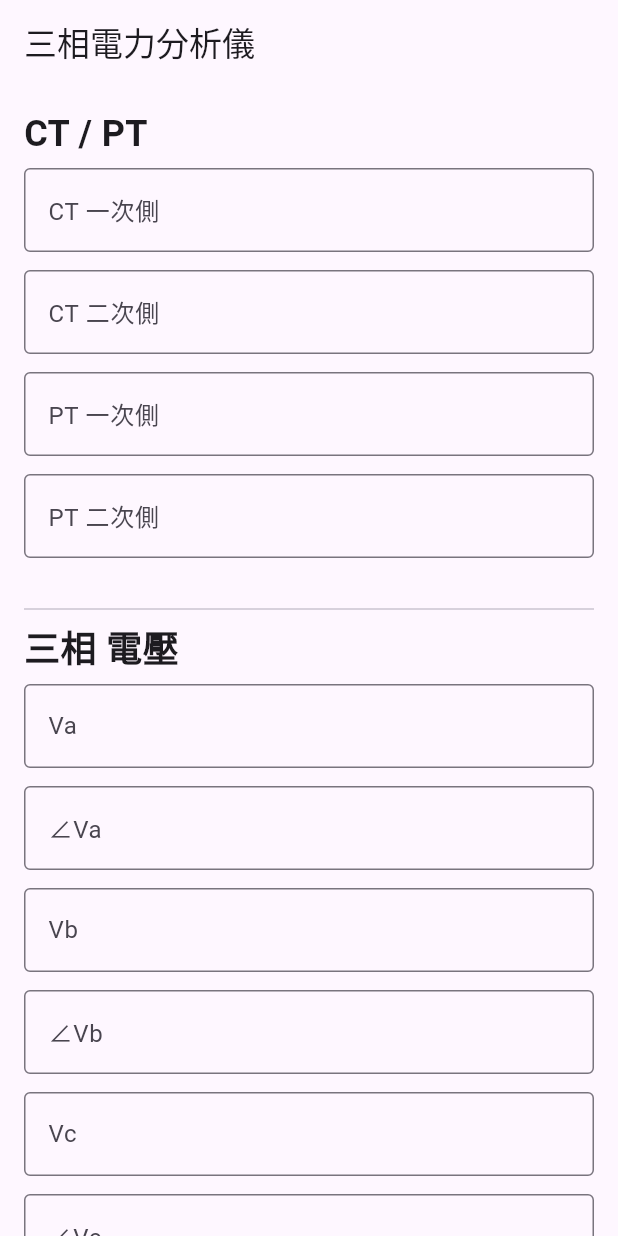
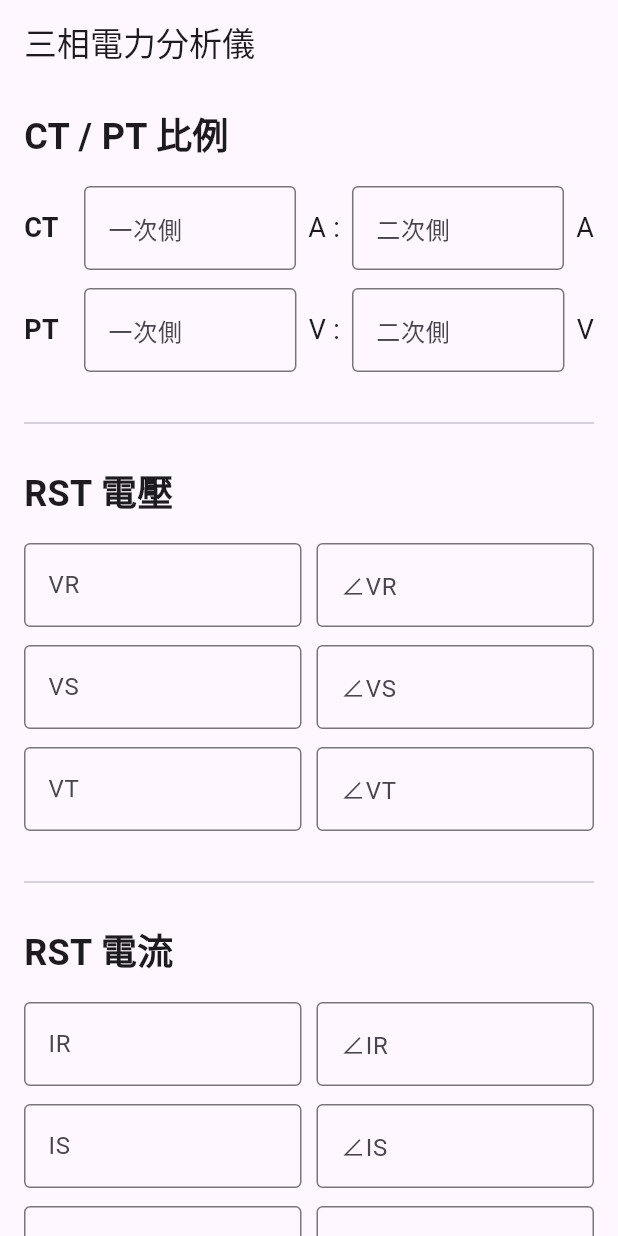
Before and after one commit to averyzhang0415/power-analyzer, a Flutter app: the screen it shows after launch, on a phone screen of 412 x 824 dp. Run offline on Flutter 3.47's test engine with Material 3 defaults, Android fonts, the phone set to English and light mode, and no system bars.

Commit message:
update UI

```diff
--- a/lib/main.dart
+++ b/lib/main.dart
@@ -12,6 +12,11 @@ class MyApp extends StatelessWidget {
   Widget build(BuildContext context) {
     return MaterialApp(
       debugShowCheckedModeBanner: false,
+
+      theme: ThemeData(
+        primarySwatch: Colors.blue,
+      ),
+
       home: PowerPage(),
     );
   }
@@ -69,26 +74,142 @@ class _PowerPageState extends State<PowerPage> {
   }
 
   // =========================
-  // Input Field
+  // Ratio Input
   // =========================
 
-  Widget field(String label, TextEditingController controller) {
+  Widget ratioField(
+    String title,
+    TextEditingController primary,
+    TextEditingController secondary,
+    String unit,
+  ) {
+
     return Padding(
       padding: const EdgeInsets.symmetric(vertical: 6),
 
+      child: Row(
+        children: [
+
+          SizedBox(
+            width: 40,
+            child: Text(
+              title,
+              style: const TextStyle(
+                fontSize: 18,
+                fontWeight: FontWeight.bold,
+              ),
+            ),
+          ),
+
+          // 一次側
+          Expanded(
             child: TextField(
-        controller: controller,
+              controller: primary,
 
-        // iPhone 可輸入小數點與負號
-        keyboardType: const TextInputType.numberWithOptions(
+              keyboardType:
+                  const TextInputType.numberWithOptions(
+                decimal: true,
+              ),
+
+              decoration: InputDecoration(
+                labelText: "一次側",
+                border: const OutlineInputBorder(),
+              ),
+            ),
+          ),
+
+          Padding(
+            padding: const EdgeInsets.symmetric(horizontal: 8),
+            child: Text(
+              "$unit :",
+              style: const TextStyle(fontSize: 18),
+            ),
+          ),
+
+          // 二次側
+          Expanded(
+            child: TextField(
+              controller: secondary,
+
+              keyboardType:
+                  const TextInputType.numberWithOptions(
+                decimal: true,
+              ),
+
+              decoration: InputDecoration(
+                labelText: "二次側",
+                border: const OutlineInputBorder(),
+              ),
+            ),
+          ),
+
+          Padding(
+            padding: const EdgeInsets.only(left: 8),
+            child: Text(
+              unit,
+              style: const TextStyle(fontSize: 18),
+            ),
+          ),
+        ],
+      ),
+    );
+  }
+
+  // =========================
+  // Value + Angle Row
+  // =========================
+
+  Widget fieldRow(
+    String valueLabel,
+    TextEditingController valueController,
+    String angleLabel,
+    TextEditingController angleController,
+  ) {
+
+    return Padding(
+      padding: const EdgeInsets.symmetric(vertical: 6),
+
+      child: Row(
+        children: [
+
+          // 數值
+          Expanded(
+            child: TextField(
+              controller: valueController,
+
+              keyboardType:
+                  const TextInputType.numberWithOptions(
                 decimal: true,
                 signed: true,
               ),
 
               decoration: InputDecoration(
-          labelText: label,
+                labelText: valueLabel,
                 border: const OutlineInputBorder(),
               ),
+            ),
+          ),
+
+          const SizedBox(width: 10),
+
+          // 角度
+          Expanded(
+            child: TextField(
+              controller: angleController,
+
+              keyboardType:
+                  const TextInputType.numberWithOptions(
+                decimal: true,
+                signed: true,
+              ),
+
+              decoration: InputDecoration(
+                labelText: angleLabel,
+                border: const OutlineInputBorder(),
+              ),
+            ),
+          ),
+        ],
       ),
     );
   }
@@ -104,19 +225,19 @@ class _PowerPageState extends State<PowerPage> {
     double iAngle,
   ) {
 
-    // θ = V角 - I角
+    // 相位差
     double theta = vAngle - iAngle;
 
     // PF
     double pf = cos(degToRad(theta));
 
-    // W
+    // P
     double p = v * i * pf;
 
-    // VAR
+    // Q
     double q = v * i * sin(degToRad(theta));
 
-    // VA
+    // S
     double s = v * i;
 
     return {
@@ -129,7 +250,7 @@ class _PowerPageState extends State<PowerPage> {
   }
 
   // =========================
-  // Main Calculate
+  // Calculate
   // =========================
 
   void calculate() {
@@ -147,7 +268,7 @@ class _PowerPageState extends State<PowerPage> {
         (double.tryParse(ptSecondary.text) ?? 1);
 
     // =========================
-    // Actual Voltage
+    // Voltage
     // =========================
 
     double VR = (double.tryParse(vr.text) ?? 0) * ptRatio;
@@ -155,7 +276,7 @@ class _PowerPageState extends State<PowerPage> {
     double VT = (double.tryParse(vt.text) ?? 0) * ptRatio;
 
     // =========================
-    // Actual Current
+    // Current
     // =========================
 
     double IR = (double.tryParse(ir.text) ?? 0) * ctRatio;
@@ -183,30 +304,29 @@ class _PowerPageState extends State<PowerPage> {
     var t = calcPhase(VT, VTA, IT, ITA);
 
     // =========================
-    // Total
+    // Total Power
     // =========================
 
-    // MW
-    double totalMW =
+    double totalP =
         (r["p"]! + s["p"]! + t["p"]!) / 1000000;
 
-    // MVAR
-    double totalMVAR =
+    double totalQ =
         (r["q"]! + s["q"]! + t["q"]!) / 1000000;
 
-    // MVA
-    double totalMVA =
+    double totalS =
         (r["s"]! + s["s"]! + t["s"]!) / 1000000;
 
-    // PF
     double totalPF =
-        totalMVA == 0
+        totalS == 0
             ? 0
-            : totalMW / totalMVA;
+            : totalP / totalS;
 
+    // =========================
     // Leading / Lagging
+    // =========================
+
     String leadLag =
-        totalMVAR >= 0
+        totalQ >= 0
             ? "落後 Lagging"
             : "超前 Leading";
 
@@ -234,7 +354,7 @@ class _PowerPageState extends State<PowerPage> {
       result =
 """
 ========================
-真實一次側
+一次側實際值
 ========================
 
 VR : ${VR.toStringAsFixed(2)} V
@@ -246,19 +366,18 @@ IS : ${IS.toStringAsFixed(2)} A
 IT : ${IT.toStringAsFixed(2)} A
 
 ========================
-功率
+功率分析
 ========================
 
-P  : ${totalMW.toStringAsFixed(3)} MW
+P  : ${totalP.toStringAsFixed(3)} MW
 
-Q  : ${totalMVAR.toStringAsFixed(3)} MVAR
+Q  : ${totalQ.toStringAsFixed(3)} MVAR
 
-S  : ${totalMVA.toStringAsFixed(3)} MVA
+S  : ${totalS.toStringAsFixed(3)} MVA
 
 PF : ${totalPF.toStringAsFixed(4)}
 
 狀態 : $leadLag
-
 
 
 """;
@@ -293,18 +412,28 @@ PF : ${totalPF.toStringAsFixed(4)}
             // =========================
 
             const Text(
-              "CT / PT",
+              "CT / PT 比例",
               style: TextStyle(
                 fontSize: 24,
                 fontWeight: FontWeight.bold,
               ),
             ),
 
-            field("CT 一次側", ctPrimary),
-            field("CT 二次側", ctSecondary),
+            const SizedBox(height: 10),
 
-            field("PT 一次側", ptPrimary),
-            field("PT 二次側", ptSecondary),
+            ratioField(
+              "CT",
+              ctPrimary,
+              ctSecondary,
+              "A",
+            ),
+
+            ratioField(
+              "PT",
+              ptPrimary,
+              ptSecondary,
+              "V",
+            ),
 
             const SizedBox(height: 20),
 
@@ -314,22 +443,38 @@ PF : ${totalPF.toStringAsFixed(4)}
             // Voltage
             // =========================
 
+            const SizedBox(height: 20),
+
             const Text(
-              "三相 電壓",
+              "RST 電壓",
               style: TextStyle(
                 fontSize: 24,
                 fontWeight: FontWeight.bold,
               ),
             ),
 
-            field("Va", vr),
-            field("∠Va", vrAngle),
+            const SizedBox(height: 10),
 
-            field("Vb", vs),
-            field("∠Vb", vsAngle),
+            fieldRow(
+              "VR",
+              vr,
+              "∠VR",
+              vrAngle,
+            ),
 
-            field("Vc", vt),
-            field("∠Vc", vtAngle),
+            fieldRow(
+              "VS",
+              vs,
+              "∠VS",
+              vsAngle,
+            ),
+
+            fieldRow(
+              "VT",
+              vt,
+              "∠VT",
+              vtAngle,
+            ),
 
             const SizedBox(height: 20),
 
@@ -339,22 +484,38 @@ PF : ${totalPF.toStringAsFixed(4)}
             // Current
             // =========================
 
+            const SizedBox(height: 20),
+
             const Text(
-              "三相 電流",
+              "RST 電流",
               style: TextStyle(
                 fontSize: 24,
                 fontWeight: FontWeight.bold,
               ),
             ),
 
-            field("Ia", ir),
-            field("∠Ia", irAngle),
+            const SizedBox(height: 10),
 
-            field("Ib", isr),
-            field("∠Ib", isAngle),
+            fieldRow(
+              "IR",
+              ir,
+              "∠IR",
+              irAngle,
+            ),
 
-            field("Ic", it),
-            field("∠Ic", itAngle),
+            fieldRow(
+              "IS",
+              isr,
+              "∠IS",
+              isAngle,
+            ),
+
+            fieldRow(
+              "IT",
+              it,
+              "∠IT",
+              itAngle,
+            ),
 
             const SizedBox(height: 30),
 
@@ -366,13 +527,15 @@ PF : ${totalPF.toStringAsFixed(4)}
               width: double.infinity,
 
               child: ElevatedButton(
+
                 onPressed: calculate,
 
                 child: const Padding(
                   padding: EdgeInsets.all(16),
+
                   child: Text(
                     "計算",
-                    style: TextStyle(fontSize: 20),
+                    style: TextStyle(fontSize: 22),
                   ),
                 ),
               ),
@@ -386,11 +549,14 @@ PF : ${totalPF.toStringAsFixed(4)}
 
             SelectableText(
               result,
+
               style: const TextStyle(
                 fontSize: 20,
                 height: 1.5,
               ),
             ),
+
+            const SizedBox(height: 50),
           ],
         ),
       ),
```
Also changed, not shown: 1 other file. Lines whose indentation alone changed are shown as unchanged.
